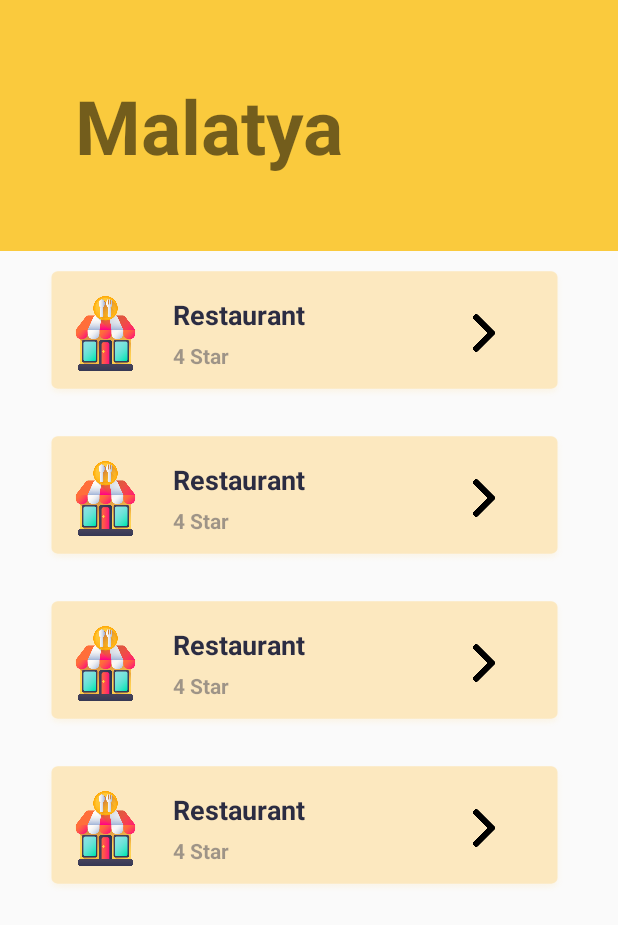
After one commit to SmTravel/SmartTravelAndroid, an Android app: the TravelActivity screen opened directly, with no data from a screen before it, on a phone screen of 412 x 824 dp. The commit adds this screen. Shown: the top 925 px of the screen. Run offline under Robolectric (Android 15) with nearby library versions, the phone set to English and light mode, and no system bars; Roboto replaces fonts that are not available here.

Commit message:
Travel Screen Design

```diff
--- a/app/src/main/AndroidManifest.xml
+++ b/app/src/main/AndroidManifest.xml
@@ -2,6 +2,8 @@
 <manifest
     xmlns:android="http://schemas.android.com/apk/res/android"
     package="com.smtravel.android">
+
+    <uses-permission android:name="android.permission.INTERNET"/>
 
     <application
         android:allowBackup="true"
@@ -10,7 +12,8 @@
         android:roundIcon="@mipmap/ic_launcher_round"
         android:supportsRtl="true"
         android:theme="@style/Theme.SmartTravelApplication"
-        android:fullBackupContent="true">
+        android:fullBackupContent="true"
+        android:usesCleartextTraffic="true">
 
         <activity
             android:name=".view.MainActivity"
@@ -24,7 +27,7 @@
 
         <activity android:name=".view.LoginActivity"/>
         <activity android:name=".view.SignUpActivity"/>
-        <activity android:name=".view.MainscreenActivity"/>
+        <activity android:name=".view.TravelActivity"/>
 
     </application>
 
--- a/app/src/main/java/com/smtravel/android/view/LoginActivity.java
+++ b/app/src/main/java/com/smtravel/android/view/LoginActivity.java
@@ -48,7 +48,7 @@ public class LoginActivity extends AppCompatActivity {
                         if (task.isSuccessful()){
                             Log.d("SignIn","signInWithEmail:success");
                             FirebaseUser user = auth.getCurrentUser();
-                            startActivity(new Intent(LoginActivity.this,MainscreenActivity.class));
+                            startActivity(new Intent(LoginActivity.this, TravelActivity.class));
                             finish();
                         }else{
                             Log.w("SignIn","signInWithEmail:failure",task.getException());
--- a/app/src/main/java/com/smtravel/android/view/SignUpActivity.java
+++ b/app/src/main/java/com/smtravel/android/view/SignUpActivity.java
@@ -14,10 +14,7 @@ import com.google.android.gms.tasks.Task;
 import com.google.firebase.auth.AuthResult;
 import com.google.firebase.auth.FirebaseAuth;
 import com.google.firebase.auth.FirebaseUser;
-import com.smtravel.android.R;
 import com.smtravel.android.databinding.ActivitySignupBinding;
-
-import java.util.Objects;
 
 public class SignUpActivity extends AppCompatActivity {
     private FirebaseAuth auth;
@@ -41,7 +38,7 @@ public class SignUpActivity extends AppCompatActivity {
                     if(task.isSuccessful()){
                         Log.d("SignUp","createUserWithEmail:Success");
                         FirebaseUser user = auth.getCurrentUser();
-                        startActivity(new Intent(SignUpActivity.this,MainscreenActivity.class));
+                        startActivity(new Intent(SignUpActivity.this, TravelActivity.class));
                         finish();
                     }else{
                         Log.w("SignUp","createUserWithEmail:failure", task.getException());
--- /dev/null
+++ b/app/src/main/java/com/smtravel/android/view/TravelActivity.java
@@ -0,0 +1,18 @@
+package com.smtravel.android.view;
+
+import android.os.Bundle;
+
+import androidx.annotation.Nullable;
+import androidx.appcompat.app.AppCompatActivity;
+
+import com.smtravel.android.databinding.ActivityTravelBinding;
+
+public class TravelActivity extends AppCompatActivity {
+    private ActivityTravelBinding binding;
+    @Override
+    protected void onCreate(@Nullable Bundle savedInstanceState) {
+        super.onCreate(savedInstanceState);
+        binding = ActivityTravelBinding.inflate(getLayoutInflater());
+        setContentView(binding.getRoot());
+    }
+}
--- /dev/null
+++ b/app/src/main/res/layout/activity_travel.xml
@@ -0,0 +1,203 @@
+<?xml version="1.0" encoding="utf-8"?>
+<LinearLayout xmlns:android="http://schemas.android.com/apk/res/android"
+    android:layout_width="match_parent"
+    android:layout_height="match_parent"
+    android:orientation="vertical">
+
+    <RelativeLayout
+        android:layout_width="match_parent"
+        android:layout_height="wrap_content"
+        android:padding="50dp"
+        android:background="@color/colorPrimary">
+
+        <TextView
+            android:layout_width="wrap_content"
+            android:layout_height="wrap_content"
+            android:text="Malatya"
+            android:textSize="50sp"
+            android:textStyle="bold" />
+    </RelativeLayout>
+    <RelativeLayout
+        android:layout_width="match_parent"
+        android:layout_height="wrap_content"
+        android:padding="10dp"
+        >
+
+        <ImageView
+            android:layout_width="350dp"
+            android:layout_height="90dp"
+            android:layout_marginLeft="18dp"
+            android:layout_marginRight="20dp"
+            android:background="@drawable/cv4" />
+
+        <ImageView
+            android:layout_width="50dp"
+            android:layout_height="50dp"
+            android:layout_centerVertical="true"
+            android:layout_marginLeft="35dp"
+            android:src="@drawable/restaurant" />
+
+        <TextView
+            android:layout_width="wrap_content"
+            android:layout_height="wrap_content"
+            android:layout_marginLeft="105dp"
+            android:layout_marginTop="20dp"
+            android:text="Restaurant"
+            android:textColor="#d703082b"
+            android:textSize="18dp"
+            android:textStyle="bold" />
+        <TextView
+            android:layout_width="wrap_content"
+            android:layout_height="wrap_content"
+            android:text="4 Star"
+            android:textSize="14dp"
+            android:textStyle="bold"
+            android:textColor="#6003082b"
+            android:layout_marginLeft="105dp"
+            android:layout_marginTop="50dp"/>
+        <ImageView
+            android:layout_width="25dp"
+            android:layout_height="25dp"
+            android:layout_centerVertical="true"
+            android:layout_marginLeft="300dp"
+            android:src="@drawable/rightarrow" />
+    </RelativeLayout>
+
+    <RelativeLayout
+        android:layout_width="match_parent"
+        android:layout_height="wrap_content"
+        android:padding="10dp"
+        >
+
+        <ImageView
+            android:layout_width="350dp"
+            android:layout_height="90dp"
+            android:layout_marginLeft="18dp"
+            android:layout_marginRight="20dp"
+            android:background="@drawable/cv4" />
+        <ImageView
+            android:layout_width="50dp"
+            android:layout_height="50dp"
+            android:src="@drawable/restaurant"
+            android:layout_marginLeft="35dp"
+            android:layout_centerVertical="true"/>
+
+        <TextView
+            android:layout_width="wrap_content"
+            android:layout_height="wrap_content"
+            android:layout_marginLeft="105dp"
+            android:layout_marginTop="20dp"
+            android:text="Restaurant"
+            android:textSize="18dp"
+            android:textColor="#d703082b"
+            android:textStyle="bold" />
+
+        <TextView
+            android:layout_width="wrap_content"
+            android:layout_height="wrap_content"
+            android:layout_marginLeft="105dp"
+            android:layout_marginTop="50dp"
+            android:text="4 Star"
+            android:textColor="#6003082b"
+            android:textSize="14dp"
+            android:textStyle="bold" />
+        <ImageView
+            android:layout_width="25dp"
+            android:layout_height="25dp"
+            android:layout_centerVertical="true"
+            android:layout_marginLeft="300dp"
+            android:src="@drawable/rightarrow"
+            />
+    </RelativeLayout>
+    <RelativeLayout
+        android:layout_width="match_parent"
+        android:layout_height="wrap_content"
+        android:padding="10dp"
+        >
+
+        <ImageView
+            android:layout_width="350dp"
+            android:layout_height="90dp"
+            android:layout_marginLeft="18dp"
+            android:layout_marginRight="20dp"
+            android:background="@drawable/cv4"/>
+        <ImageView
+            android:layout_width="50dp"
+            android:layout_height="50dp"
+            android:src="@drawable/restaurant"
+            android:layout_marginLeft="35dp"
+            android:layout_centerVertical="true"/>
+
+        <TextView
+            android:layout_width="wrap_content"
+            android:layout_height="wrap_content"
+            android:layout_marginLeft="105dp"
+            android:layout_marginTop="20dp"
+            android:text="Restaurant"
+            android:textSize="18dp"
+            android:textColor="#d703082b"
+            android:textStyle="bold" />
+        <TextView
+            android:layout_width="wrap_content"
+            android:layout_height="wrap_content"
+            android:text="4 Star"
+            android:textSize="14dp"
+            android:textStyle="bold"
+            android:textColor="#6003082b"
+            android:layout_marginLeft="105dp"
+            android:layout_marginTop="50dp"/>
+        <ImageView
+            android:layout_width="25dp"
+            android:layout_height="25dp"
+            android:layout_centerVertical="true"
+            android:layout_marginLeft="300dp"
+            android:src="@drawable/rightarrow"
+            />
+    </RelativeLayout>
+    <RelativeLayout
+        android:layout_width="match_parent"
+        android:layout_height="wrap_content"
+        android:padding="10dp"
+        >
+
+        <ImageView
+            android:layout_width="350dp"
+            android:layout_height="90dp"
+            android:layout_marginLeft="18dp"
+            android:layout_marginRight="20dp"
+            android:background="@drawable/cv4"/>
+        <ImageView
+            android:layout_width="50dp"
+            android:layout_height="50dp"
+            android:src="@drawable/restaurant"
+            android:layout_marginLeft="35dp"
+            android:layout_centerVertical="true"/>
+
+        <TextView
+            android:layout_width="wrap_content"
+            android:layout_height="wrap_content"
+            android:layout_marginLeft="105dp"
+            android:layout_marginTop="20dp"
+            android:text="Restaurant"
+            android:textSize="18dp"
+            android:textColor="#d703082b"
+            android:textStyle="bold" />
+
+        <TextView
+            android:layout_width="wrap_content"
+            android:layout_height="wrap_content"
+            android:layout_marginLeft="105dp"
+            android:layout_marginTop="50dp"
+            android:text="4 Star"
+            android:textColor="#6003082b"
+            android:textSize="14dp"
+            android:textStyle="bold" />
+        <ImageView
+            android:layout_width="25dp"
+            android:layout_height="25dp"
+            android:layout_centerVertical="true"
+            android:layout_marginLeft="300dp"
+            android:src="@drawable/rightarrow"
+            />
+    </RelativeLayout>
+</LinearLayout>
```
Also changed, not shown: app/src/main/res/drawable/cv4.png (added), app/src/main/res/drawable/restaurant.png (added), app/src/main/res/drawable/rightarrow.png (added), app/src/main/res/drawable/traveel.png (added).
